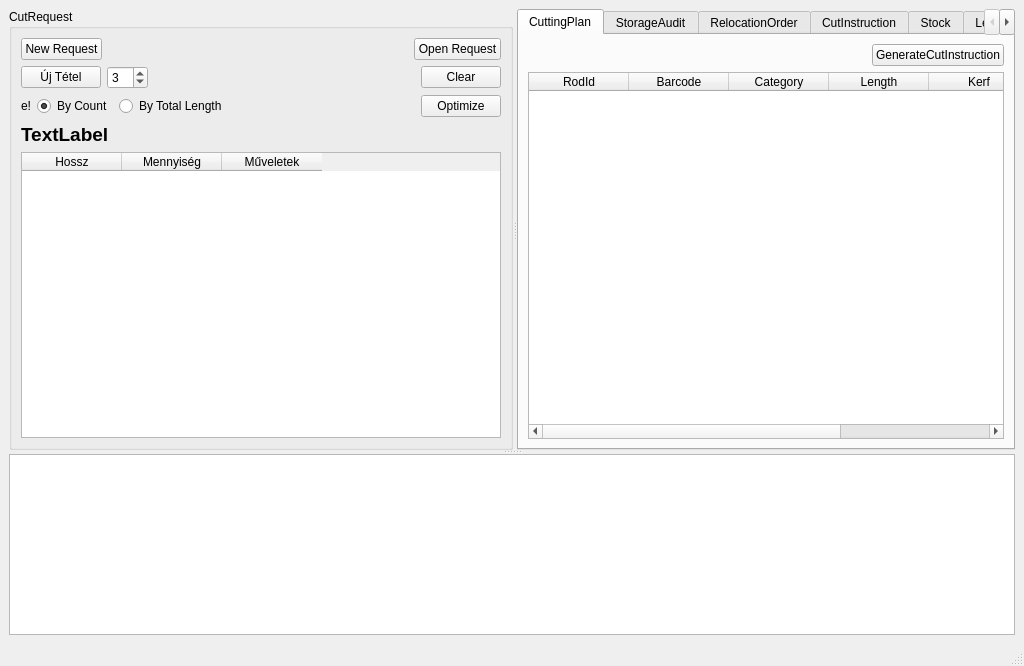
Before: the Qt Designer form view/MainWindow.ui in horvathzoltan/cutplannerpro, drawn with Qt 5.
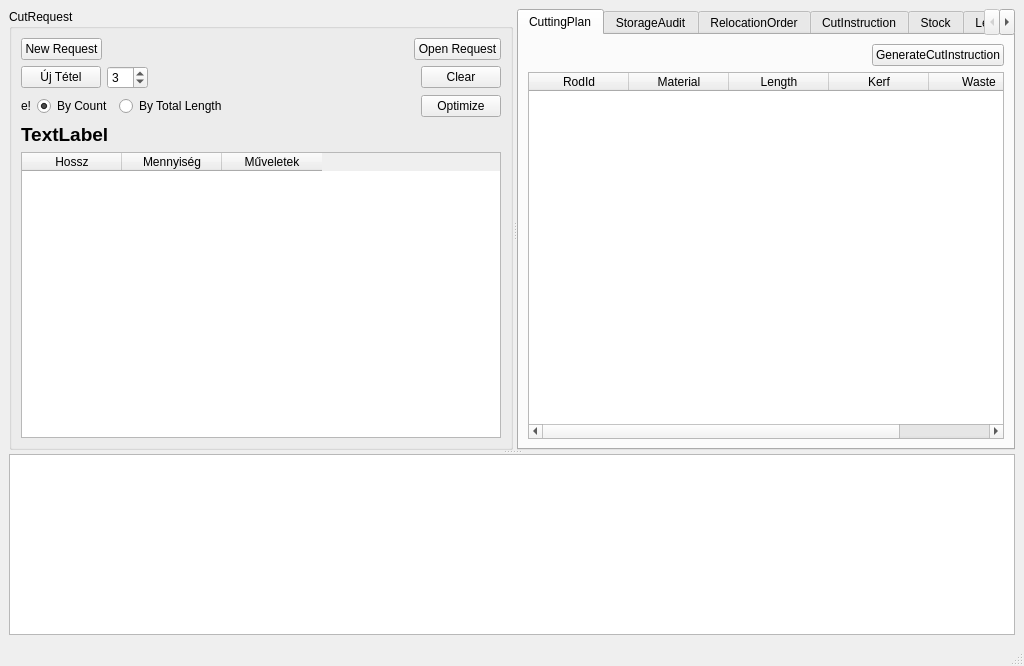
After: the same form once the commit is applied.

Patch:
```diff
--- a/view/MainWindow.ui
+++ b/view/MainWindow.ui
@@ -297,12 +297,7 @@
             </column>
             <column>
              <property name="text">
-              <string>Barcode</string>
-             </property>
-            </column>
-            <column>
-             <property name="text">
-              <string>Category</string>
+              <string>Material</string>
              </property>
             </column>
             <column>
```
Left out of the diff: 15 changed lines with no effect on the pictures.
